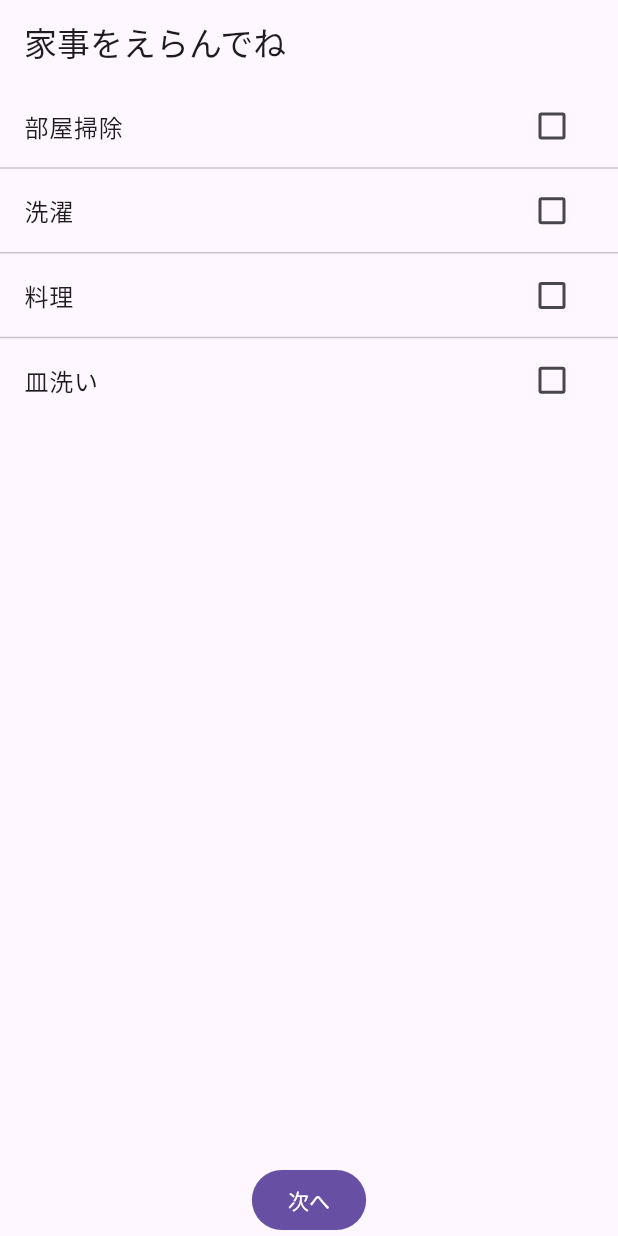
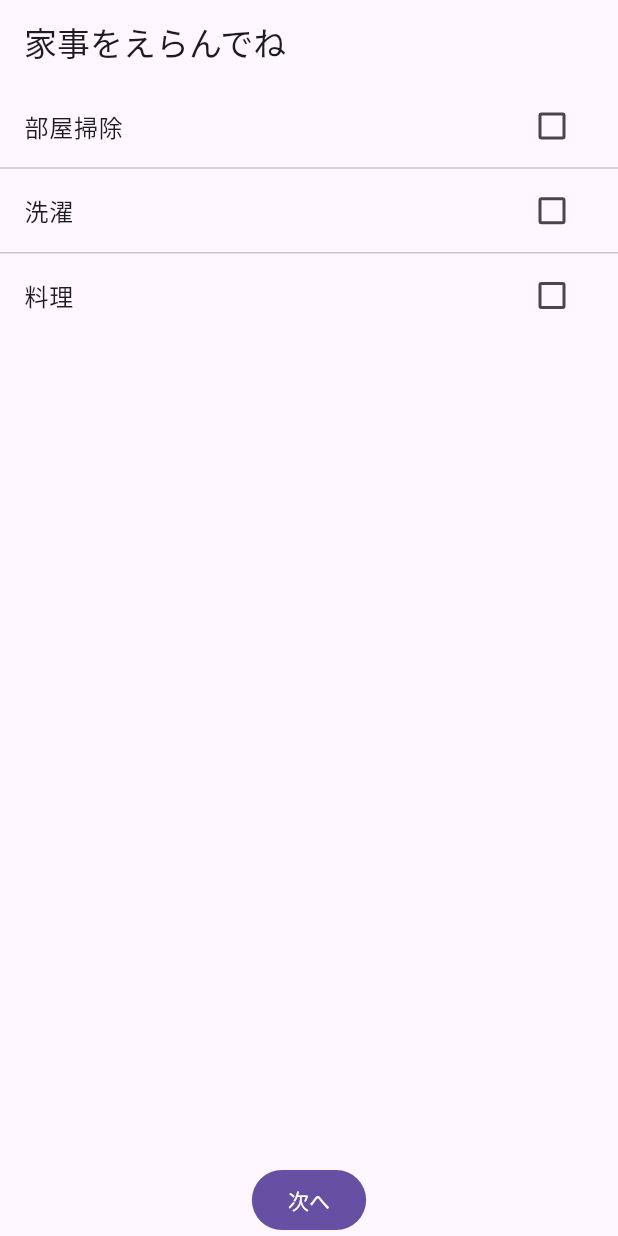
Before and after one commit to yuuu0702/kaji_connect, a Flutter app: the screen it shows after launch, on a phone screen of 412 x 824 dp. Run offline on Flutter 3.47's test engine with Material 2 defaults, Android fonts, the phone set to English and light mode, and no system bars; our stand-ins replace flutter_riverpod.

Commit message:
riverpodつかったチェックリスト作成

```diff
--- a/lib/screens/kaji_select_screen.dart
+++ b/lib/screens/kaji_select_screen.dart
@@ -3,26 +3,88 @@ import 'package:flutter_riverpod/flutter_riverpod.dart';
 
 import 'home_screen.dart';
 
+@immutable
+class Todo {
+  const Todo(
+      {required this.id, required this.description, required this.completed});
+
+  // イミュータブルなクラスのプロパティはすべて `final` にする必要があります。
+  final String id;
+  final String description;
+  final bool completed;
+
+  // Todo はイミュータブルであり、内容を直接変更できないためコピーを作る必要があります。
+  // これはオブジェクトの各プロパティの内容をコピーして新たな Todo を返すメソッドです。
+  Todo copyWith({String? id, String? description, bool? completed}) {
+    return Todo(
+      id: id ?? this.id,
+      description: description ?? this.description,
+      completed: completed ?? this.completed,
+    );
+  }
+}
+
+// StateNotifierProvider に渡すことになる StateNotifier クラスです。
+// このクラスではステートを `state` プロパティの外に公開しません。
+// つまり、ステートに関しては public なゲッターやプロパティは作らないということです。
+// public メソッドを通じて UI 側にステートの操作を許可します。
+class TodosNotifier extends StateNotifier<List<Todo>> {
+  // Todo リストを空のリストとして初期化します。
+  TodosNotifier()
+      : super([
+          Todo(description: '部屋掃除', id: '1', completed: false),
+          Todo(description: '洗濯', id: '2', completed: false),
+          Todo(description: '料理', id: '3', completed: false),
+        ]);
+
+  // Todo の追加
+  void addTodo(Todo todo) {
+    // ステート自体もイミュータブルなため、`state.add(todo)`
+    // のような操作はできません。
+    // 代わりに、既存 Todo と新規 Todo を含む新しいリストを作成します。
+    // Dart のスプレッド演算子を使うと便利ですよ!
+    state = [...state, todo];
+    // `notifyListeners` などのメソッドを呼ぶ必要はありません。
+    // `state =` により必要なときに UI側 に通知が届き、ウィジェットが更新されます。
+  }
+
+  // Todo の削除
+  void removeTodo(String todoId) {
+    // しつこいですが、ステートはイミュータブルです。
+    // そのため既存リストを変更するのではなく、新しくリストを作成する必要があります。
+    state = [
+      for (final todo in state)
+        if (todo.id != todoId) todo,
+    ];
+  }
+
+  // Todo の完了ステータスの変更
+  void toggle(String todoId) {
+    state = [
+      for (final todo in state)
+        // ID がマッチした Todo のみ、完了ステータスを変更します。
+        if (todo.id == todoId)
+          // またまたしつこいですが、ステートはイミュータブルなので
+          // Todo クラスに実装した `copyWith` メソッドを使用して
+          // Todo オブジェクトのコピーを作る必要があります。
+          todo.copyWith(completed: !todo.completed)
+        else
+          // ID が一致しない Todo は変更しません。
+          todo,
+    ];
+  }
+}
+
+final todosProvider = StateNotifierProvider<TodosNotifier, List<Todo>>((ref) {
+  return TodosNotifier();
+});
+
 class CheckboxListTileRiverpod extends ConsumerWidget {
   CheckboxListTileRiverpod({Key? key}) : super(key: key);
 
-  //家事の名前MOCK
-  final List<String> kajinameMock = ['部屋掃除', '洗濯', '料理', '皿洗い'];
-
-  final AutoDisposeStateProvider<List<bool>> _checkedListProvider =
-      StateProvider.autoDispose<List<bool>>((ref) {
-    return List.generate(4, (index) => false);
-  });
-
-  final ProviderListenable<dynamic> _changeNotifierProvider =
-      ChangeNotifierProvider((ref) {
-    return ChangeNotifier();
-  });
-
   @override
   Widget build(BuildContext context, WidgetRef ref) {
-    final List<bool> checkedList = ref.watch(_checkedListProvider);
-    final changeNotifier = ref.watch(_changeNotifierProvider);
+    List<Todo> todos = ref.watch(todosProvider);
 
     return Scaffold(
       appBar: AppBar(title: const Text("家事をえらんでね")),
@@ -31,19 +93,17 @@ class CheckboxListTileRiverpod extends ConsumerWidget {
           //家事リストビュー
           Expanded(
             child: ListView.separated(
-              itemBuilder: (context, index) => CheckboxListTile(
-                title: Text(kajinameMock[index]),
-                value: checkedList[index],
-                onChanged: (bool? checkedValue) {
-                  ref.read(_checkedListProvider.notifier).state[index] =
-                      checkedValue!;
-                  changeNotifier.notifyListeners();
-                },
-              ),
-              separatorBuilder: (context, index) {
-                return const Divider(height: 0.5);
+              itemBuilder: (context, index) {
+                final todo = todos[index];
+                return CheckboxListTile(
+                  value: todo.completed,
+                  onChanged: (value) =>
+                      ref.read(todosProvider.notifier).toggle(todo.id),
+                  title: Text(todo.description),
+                );
               },
-              itemCount: kajinameMock.length,
+              separatorBuilder: (context, index) => const Divider(height: 0.5),
+              itemCount: todos.length,
             ),
           ),
           FilledButton(
```
Also changed, not shown: lib/models/task.dart (deleted, +0 -16 lines).
